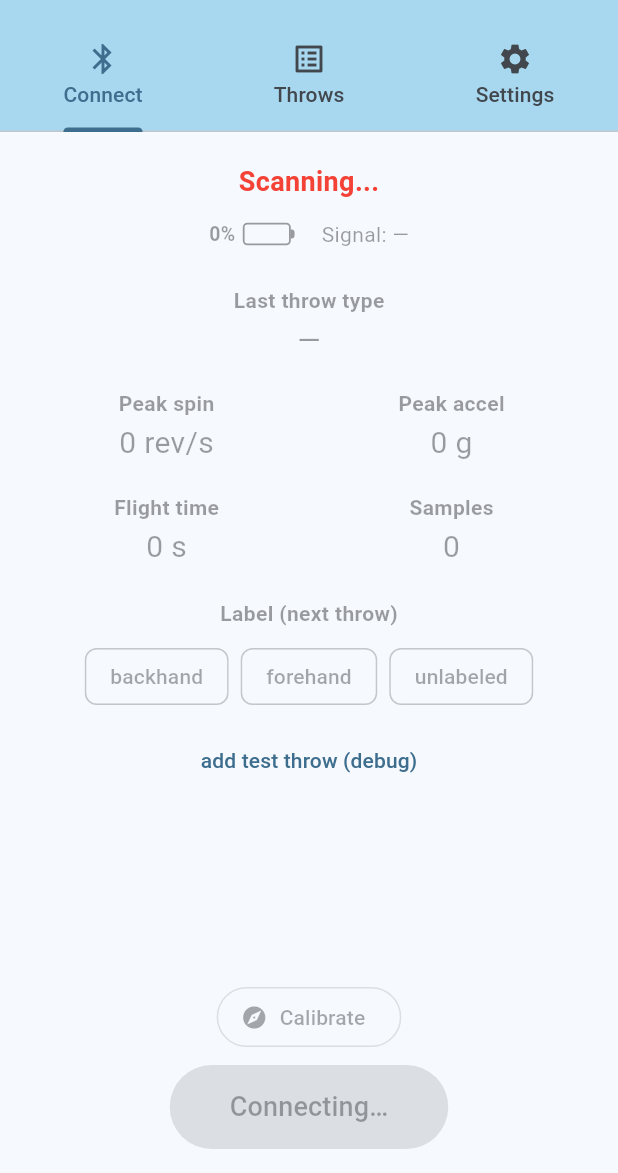
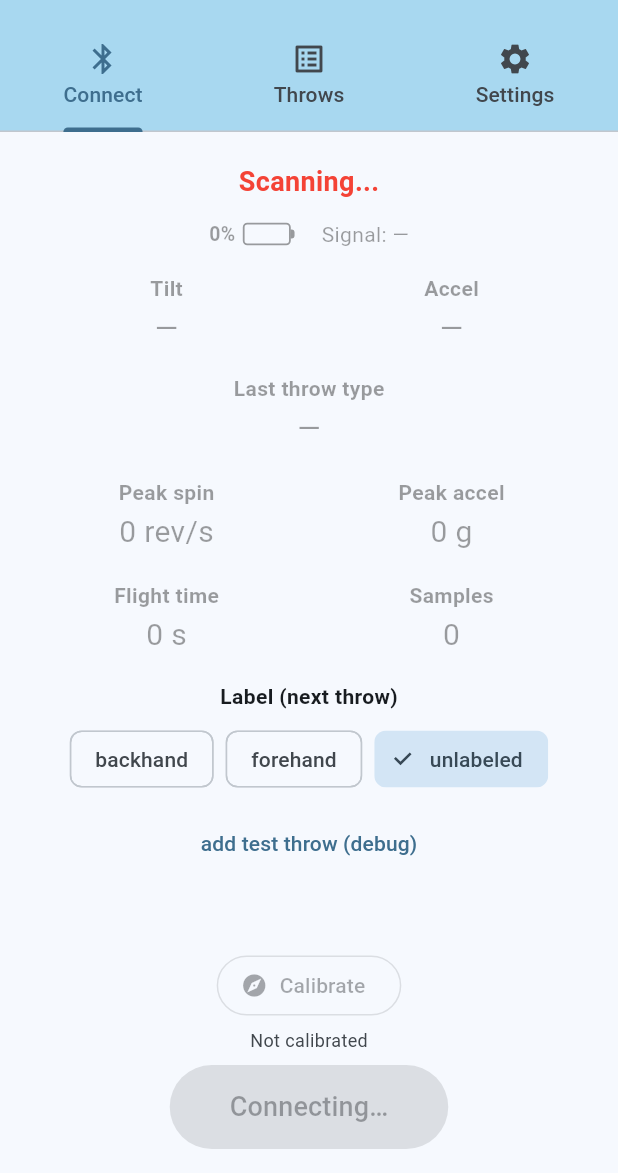
Before and after one commit to RuiqiLiu2014/frisbee-tracker, a Flutter app: the screen it shows after launch, after a tap on "Connect to Disc", on a phone screen of 412 x 824 dp, the part 63-1236 px from its top. Run offline on Flutter 3.47's test engine with Material 3 defaults, Android fonts, the light colour scheme and no system bars; our stand-ins replace flutter_blue_plus, share_plus, shared_preferences.

Commit message:
create calibration method, add tilt and accel live readings

```diff
--- a/app/lib/models/throw_log.dart
+++ b/app/lib/models/throw_log.dart
@@ -16,6 +16,10 @@ class ThrowLog {
   final double peakGyroDps;
   String name; // free-form user name; empty => display falls back to "Throw #id"
   String throwClass; // throw type, one of kThrowLabels (e.g. "backhand", "unlabeled")
+  // Calibration snapshot baked in at capture time so a throw's orientation never
+  // shifts when the disc is re-calibrated later: [ax, ay, az, gxBias, gyBias,
+  // gzBias] (g, dps), or null if the disc wasn't calibrated when it was thrown.
+  final List<double>? calib;
 
   ThrowLog({
     required this.id,
@@ -31,6 +35,7 @@ class ThrowLog {
     this.peakGyroDps = 0,
     this.name = "",
     this.throwClass = "unlabeled",
+    this.calib,
   });
 
   String get displayName => name.isEmpty ? "Throw #$id" : name;
--- a/app/lib/screens/home_shell.dart
+++ b/app/lib/screens/home_shell.dart
@@ -10,6 +10,7 @@ import '../models/throw_log.dart';
 import '../services/frisbee_ble.dart';
 import '../services/log_repository.dart';
 import '../settings.dart';
+import '../widgets/calibration_dialog.dart';
 import '../widgets/interactive_chart.dart';
 import '../widgets/rename_dialog.dart';
 import 'settings_tab.dart';
@@ -31,6 +32,9 @@ class _HomeShellState extends State<HomeShell>
   final List<ThrowLog> _logs = [];
   int _logSeq = 0;
   int _storageBytes = 0;
+  String? _calibStatus; // null until we know; e.g. "Calibrated"
+  List<double>? _calibFull; // current calibration [ax,ay,az,gxB,gyB,gzB], if any
+  List<double>? _calibDown; // its gravity/"down" vector [ax,ay,az] (for live tilt)
   ThrowLog? _openLog; // non-null => Logs tab shows the detail view
   late final TabController _tab;
   StreamSubscription<ReceivedThrow>? _throwSub;
@@ -42,6 +46,58 @@ class _HomeShellState extends State<HomeShell>
     _ble.addListener(_onBleChanged);
     _throwSub = _ble.throws.listen(_onThrowReceived);
     _loadLogs();
+    _loadCalibStatus();
+    _loadLabel();
+  }
+
+  Future<void> _loadCalibStatus() async {
+    final prefs = await SharedPreferences.getInstance();
+    final s = prefs.getString(kCalibKey);
+    List<double>? full;
+    if (s != null) {
+      final p = s.split(',').map(double.tryParse).toList();
+      if (p.length >= 6 && !p.sublist(0, 6).contains(null)) {
+        full = p.sublist(0, 6).cast<double>();
+      }
+    }
+    if (!mounted) return;
+    setState(() {
+      _calibStatus = s != null ? "Calibrated" : "Not calibrated";
+      _calibFull = full;
+      _calibDown = full?.sublist(0, 3);
+    });
+  }
+
+  Future<void> _loadLabel() async {
+    final prefs = await SharedPreferences.getInstance();
+    final l = prefs.getString(kLabelKey);
+    if (l != null && kThrowLabels.contains(l)) _ble.sendLabel(l);
+  }
+
+  void _selectLabel(String l) {
+    _ble.sendLabel(l);
+    SharedPreferences.getInstance().then((p) => p.setString(kLabelKey, l));
+  }
+
+  // Tilt of the current accel vector from the calibrated "flat" reference (or
+  // the sensor z-axis if not yet calibrated), in degrees.
+  double _tiltDeg(double ax, double ay, double az) {
+    final ref = _calibDown ?? const [0.0, 0.0, 1.0];
+    final dot = ax * ref[0] + ay * ref[1] + az * ref[2];
+    final ma = math.sqrt(ax * ax + ay * ay + az * az);
+    final mr = math.sqrt(ref[0] * ref[0] + ref[1] * ref[1] + ref[2] * ref[2]);
+    if (ma == 0 || mr == 0) return 0;
+    final c = (dot / (ma * mr)).clamp(-1.0, 1.0);
+    return 57.2958 * math.acos(c);
+  }
+
+  Future<void> _openCalibration() async {
+    await showDialog<bool>(
+      context: context,
+      barrierDismissible: false,
+      builder: (_) => CalibrationDialog(ble: _ble),
+    );
+    _loadCalibStatus();
   }
 
   @override
@@ -89,6 +145,7 @@ class _HomeShellState extends State<HomeShell>
       peakGyroDps: r.peakGyroDps,
       name: "",
       throwClass: r.label,
+      calib: _calibFull, // bake in the calibration that was active at capture
     );
     await _repo.persist(log);
     if (!mounted) return;
@@ -227,23 +284,40 @@ class _HomeShellState extends State<HomeShell>
     final scheme = Theme.of(context).colorScheme;
     final Color dim = Theme.of(context).disabledColor;
 
-    // Middle readouts reflect the most recent throw. When disconnected they gray
-    // out and zero, rather than disappearing, so the layout stays stable.
-    final String typeText =
-        (active && last != null) ? last.throwClass : "—";
-    final String spinText = (active && last != null)
+    // Last-throw readouts reflect the most recent stored throw and stay shown
+    // whether or not we're connected (it's historical data), graying only when
+    // there are no throws yet.
+    final String typeText = last != null ? last.throwClass : "—";
+    final String spinText = last != null
         ? "${(last.peakGyroDps / 360).toStringAsFixed(1)} rev/s"
         : "0 rev/s";
-    final String accelText = (active && last != null)
+    final String accelText = last != null
         ? "${last.peakAccelG.toStringAsFixed(1)} g"
         : "0 g";
-    final String flightText = (active && last != null)
+    final String flightText = last != null
         ? "${last.durationSec.toStringAsFixed(2)} s"
         : "0 s";
-    final String sampleText = (active && last != null)
+    final String sampleText = last != null
         ? "${last.count}"
               "${last.droppedSamples > 0 ? " (${last.droppedSamples} dropped)" : ""}"
         : "0";
+
+    // Live readouts (current tilt + accel magnitude) come from the ~20 Hz idle
+    // stream and gray out when disconnected / before the first packet arrives.
+    final bool haveLive = _ble.hasLive;
+    final double liveAccelG = haveLive
+        ? math.sqrt(
+            _ble.liveAx! * _ble.liveAx! +
+                _ble.liveAy! * _ble.liveAy! +
+                _ble.liveAz! * _ble.liveAz!,
+          )
+        : 0;
+    final String liveAccelText = haveLive
+        ? "${liveAccelG.toStringAsFixed(2)} g"
+        : "—";
+    final String liveTiltText = haveLive
+        ? "${_tiltDeg(_ble.liveAx!, _ble.liveAy!, _ble.liveAz!).toStringAsFixed(0)}°"
+        : "—";
 
     return Column(
       children: [
@@ -293,31 +367,42 @@ class _HomeShellState extends State<HomeShell>
                     ),
                   ],
                 ),
-                const SizedBox(height: 24),
-                _readout("Last throw type", typeText, active),
+                const SizedBox(height: 16),
+                // Live (current) — updates ~20 Hz while connected.
+                Row(
+                  children: [
+                    Expanded(child: _readout("Tilt", liveTiltText, connected)),
+                    Expanded(child: _readout("Accel", liveAccelText, connected)),
+                  ],
+                ),
+                const SizedBox(height: 16),
+                _readout("Last throw type", typeText, last != null),
                 const SizedBox(height: 18),
                 Row(
                   children: [
-                    Expanded(child: _readout("Peak spin", spinText, active)),
-                    Expanded(child: _readout("Peak accel", accelText, active)),
+                    Expanded(
+                      child: _readout("Peak spin", spinText, last != null),
+                    ),
+                    Expanded(
+                      child: _readout("Peak accel", accelText, last != null),
+                    ),
                   ],
                 ),
                 const SizedBox(height: 18),
                 Row(
                   children: [
                     Expanded(
-                      child: _readout("Flight time", flightText, active),
+                      child: _readout("Flight time", flightText, last != null),
                     ),
-                    Expanded(child: _readout("Samples", sampleText, active)),
+                    Expanded(
+                      child: _readout("Samples", sampleText, last != null),
+                    ),
                   ],
                 ),
-                const SizedBox(height: 20),
-                Text(
+                const SizedBox(height: 16),
+                const Text(
                   "Label (next throw)",
-                  style: TextStyle(
-                    fontWeight: FontWeight.bold,
-                    color: active ? null : dim,
-                  ),
+                  style: TextStyle(fontWeight: FontWeight.bold),
                 ),
                 const SizedBox(height: 8),
                 Wrap(
@@ -327,8 +412,8 @@ class _HomeShellState extends State<HomeShell>
                     for (final l in kThrowLabels)
                       ChoiceChip(
                         label: Text(l),
-                        selected: active && _ble.label == l,
-                        onSelected: active ? (_) => _ble.sendLabel(l) : null,
+                        selected: _ble.label == l,
+                        onSelected: (_) => _selectLabel(l),
                       ),
                   ],
                 ),
@@ -347,22 +432,23 @@ class _HomeShellState extends State<HomeShell>
             mainAxisSize: MainAxisSize.min,
             children: [
               OutlinedButton.icon(
-                // No-op for now — there will be one pose (disc flat on the
-                // floor). The calibration wizard is on the TODO.
-                onPressed: connected
-                    ? () {
-                        ScaffoldMessenger.of(context).showSnackBar(
-                          const SnackBar(
-                            content: Text(
-                              "Calibration coming soon (disc flat on the floor).",
-                            ),
-                          ),
-                        );
-                      }
-                    : null,
+                // Single-pose calibration (disc flat on the floor). Opens the
+                // wizard, which asks the disc for a one-shot still reading.
+                onPressed: connected ? _openCalibration : null,
                 icon: const Icon(Icons.explore),
                 label: const Text("Calibrate"),
               ),
+              if (_calibStatus != null)
+                Padding(
+                  padding: const EdgeInsets.only(top: 4),
+                  child: Text(
+                    _calibStatus!,
+                    style: TextStyle(
+                      fontSize: 12,
+                      color: Theme.of(context).colorScheme.onSurfaceVariant,
+                    ),
+                  ),
+                ),
               const SizedBox(height: 8),
               ElevatedButton(
                 onPressed: connecting
--- a/app/lib/services/frisbee_ble.dart
+++ b/app/lib/services/frisbee_ble.dart
@@ -40,6 +40,8 @@ const int _pktBegin = 0x01;
 const int _pktSamples = 0x02;
 const int _pktEnd = 0x03;
 const int _pktStatus = 0x10;
+const int _pktCalib = 0x11;
+const int _pktLive = 0x12;
 
 const int _kMaxThrowSamples = 60000; // ~36 s at 1660 Hz; sanity clamp
 
@@ -73,6 +75,26 @@ class ReceivedThrow {
   });
 }
 
+/// A one-shot calibration reading taken with the disc flat + still: the mean
+/// accelerometer vector (gravity / "down" in the sensor frame) and the mean
+/// gyro reading (the zero-rate bias to subtract later).
+class CalibResult {
+  final double ax, ay, az; // g
+  final double gxBias, gyBias, gzBias; // dps
+  const CalibResult({
+    required this.ax,
+    required this.ay,
+    required this.az,
+    required this.gxBias,
+    required this.gyBias,
+    required this.gzBias,
+  });
+
+  double get accelMag => math.sqrt(ax * ax + ay * ay + az * az);
+  double get gyroBiasMag =>
+      math.sqrt(gxBias * gxBias + gyBias * gyBias + gzBias * gzBias);
+}
+
 /// Owns the BLE link and the store-and-forward receiver. A [ChangeNotifier] so
 /// the UI can rebuild on connection/upload state changes; completed throws are
 /// emitted on the [throws] stream.
@@ -84,6 +106,8 @@ class FrisbeeBle extends ChangeNotifier {
   int _batteryPct = 0;
   int? _rssi;
   String _label = "unlabeled";
+  // Latest live accel (g), null until the first live packet / after disconnect.
+  double? _liveAx, _liveAy, _liveAz;
 
   // ---- current upload progress ----
   bool _receiving = false;
@@ -98,6 +122,10 @@ class FrisbeeBle extends ChangeNotifier {
   int get batteryPct => _batteryPct;
   int? get rssi => _rssi;
   String get label => _label;
+  double? get liveAx => _liveAx;
+  double? get liveAy => _liveAy;
+  double? get liveAz => _liveAz;
+  bool get hasLive => _liveAx != null;
   bool get receiving => _receiving;
   int get uploadExpected => _uploadExpected;
   int get uploadWritten => _uploadWritten;
@@ -116,6 +144,8 @@ class FrisbeeBle extends ChangeNotifier {
   StreamSubscription<BluetoothConnectionState>? _connSub;
   Timer? _scanTimeout;
   Timer? _rssiTimer;
+  Timer? _calibTimeout;
+  Completer<CalibResult>? _calibCompleter;
 
   // ---- in-flight throw assembly buffers ----
   List<Float32List>? _axBuf;
@@ -331,7 +361,22 @@ class FrisbeeBle extends ChangeNotifier {
       case _pktStatus:
         _onStatus(bd, bytes.length);
         break;
+      case _pktCalib:
+        _onCalib(bd, bytes.length);
+        break;
+      case _pktLive:
+        _onLive(bd, bytes.length);
+        break;
     }
+  }
+
+  void _onLive(ByteData bd, int len) {
+    if (len < 7) return;
+    _set(() {
+      _liveAx = bd.getInt16(1, Endian.little) * kAccelScaleG;
+      _liveAy = bd.getInt16(3, Endian.little) * kAccelScaleG;
+      _liveAz = bd.getInt16(5, Endian.little) * kAccelScaleG;
+    });
   }
 
   void _onBegin(ByteData bd, int len) {
@@ -440,6 +485,22 @@ class FrisbeeBle extends ChangeNotifier {
     _set(() => _batteryPct = pct);
   }
 
+  void _onCalib(ByteData bd, int len) {
+    if (len < 25) return;
+    final r = CalibResult(
+      ax: bd.getFloat32(1, Endian.little),
+      ay: bd.getFloat32(5, Endian.little),
+      az: bd.getFloat32(9, Endian.little),
+      gxBias: bd.getFloat32(13, Endian.little),
+      gyBias: bd.getFloat32(17, Endian.little),
+      gzBias: bd.getFloat32(21, Endian.little),
+    );
+    _calibTimeout?.cancel();
+    if (_calibCompleter != null && !_calibCompleter!.isCompleted) {
+      _calibCompleter!.complete(r);
+    }
+  }
+
   (double, double) _computePeaks(List<Float32List> axes, int count) {
     double pa = 0, pg = 0;
     for (int i = 0; i < count; i++) {
@@ -483,6 +544,30 @@ class FrisbeeBle extends ChangeNotifier {
 
   Future<void> clearDeviceQueue() => _write("CLEAR\n");
 
+  /// Ask the disc for a one-shot calibration reading (it averages a short still
+  /// window and replies). Completes with the reading, or errors on timeout /
+  /// disconnect. Caller should have the disc flat + still first.
+  Future<CalibResult> calibrate({
+    Duration timeout = const Duration(seconds: 6),
+  }) {
+    if (_state != ConnState.connected || _rxChar == null) {
+      return Future.error(StateError("Not connected"));
+    }
+    _calibTimeout?.cancel();
+    if (_calibCompleter != null && !_calibCompleter!.isCompleted) {
+      _calibCompleter!.completeError(StateError("superseded"));
+    }
+    final c = Completer<CalibResult>();
+    _calibCompleter = c;
+    _calibTimeout = Timer(timeout, () {
+      if (!c.isCompleted) {
+        c.completeError(TimeoutException("No calibration response"));
+      }
+    });
+    _write("CALIB\n");
+    return c.future;
+  }
+
   // =========================================================================
   // Teardown
   // =========================================================================
@@ -510,12 +595,17 @@ class FrisbeeBle extends ChangeNotifier {
 
   void _resetConnectionUi() {
     _resetAssembly();
+    _calibTimeout?.cancel();
+    if (_calibCompleter != null && !_calibCompleter!.isCompleted) {
+      _calibCompleter!.completeError(StateError("Disconnected"));
+    }
     _set(() {
       _state = ConnState.disconnected;
       _status = "Disconnected";
       _receiving = false;
       _rssi = null;
       _rxChar = null;
+      _liveAx = _liveAy = _liveAz = null;
     });
   }
 
@@ -574,6 +664,7 @@ class FrisbeeBle extends ChangeNotifier {
   void dispose() {
     _scanTimeout?.cancel();
     _rssiTimer?.cancel();
+    _calibTimeout?.cancel();
     _txSub?.cancel();
     _scanSub?.cancel();
     _connSub?.cancel();
--- a/app/lib/settings.dart
+++ b/app/lib/settings.dart
@@ -6,6 +6,9 @@ import 'package:flutter/material.dart';
 const String kShowAccelKey = "showAccelGraph";
 const String kShowGyroKey = "showGyroGraph";
 const String kLogSeqKey = "logSeq"; // last issued throw-log number
+const String kCalibKey = "calibration"; // "ax,ay,az,gxBias,gyBias,gzBias" (g, dps)
+const String kCalibTimeKey = "calibrationTime"; // ms since epoch of last calibration
+const String kLabelKey = "nextThrowLabel"; // persisted next-throw label selection
 
 final ValueNotifier<bool> showAccelNotifier = ValueNotifier(true);
 final ValueNotifier<bool> showGyroNotifier = ValueNotifier(true);
```
Also changed, not shown: app/lib/services/log_repository.dart (+32 -2 lines), app/lib/widgets/calibration_dialog.dart (added, +169 -0 lines).
